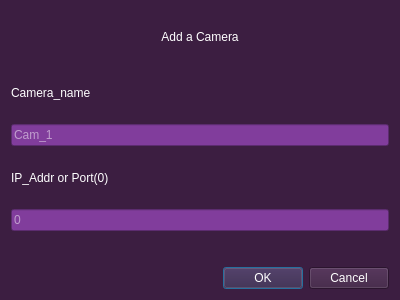
Old version of the form UIs/add_camera_dialog.ui in the repository Sahasvinandith/ObserveAI_main.
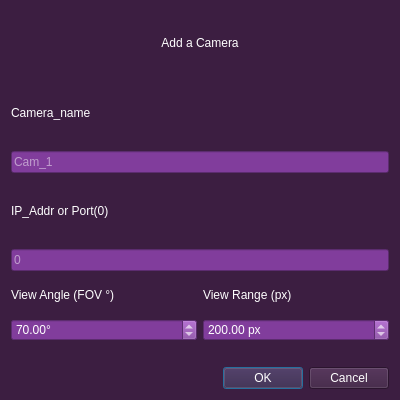
New version of the form.

Commit message: feat: Introduce configurable camera field of view and view range, and enable person identity inheritance from the global tracker. Person identification across cameras works . but still have some problems. need to trouble shoot them also

```diff
--- a/UIs/add_camera_dialog.ui
+++ b/UIs/add_camera_dialog.ui
@@ -7,7 +7,7 @@
     <x>0</x>
     <y>0</y>
     <width>400</width>
-    <height>300</height>
+    <height>400</height>
    </rect>
   </property>
   <property name="windowTitle">
@@ -92,6 +92,76 @@
      </property>
     </widget>
    </item>
+   <item>
+    <layout class="QHBoxLayout" name="fovLayout">
+     <item>
+      <layout class="QVBoxLayout" name="fovInnerLayout">
+       <item>
+        <widget class="QLabel" name="label_fov">
+         <property name="text">
+          <string>View Angle (FOV °)</string>
+         </property>
+        </widget>
+       </item>
+       <item>
+        <widget class="QDoubleSpinBox" name="fov_input">
+         <property name="styleSheet">
+          <string notr="true">background-color: rgb(129, 61, 156);</string>
+         </property>
+         <property name="minimum">
+          <double>10.000000000000000</double>
+         </property>
+         <property name="maximum">
+          <double>180.000000000000000</double>
+         </property>
+         <property name="singleStep">
+          <double>5.000000000000000</double>
+         </property>
+         <property name="value">
+          <double>70.000000000000000</double>
+         </property>
+         <property name="suffix">
+          <string>°</string>
+         </property>
+        </widget>
+       </item>
+      </layout>
+     </item>
+     <item>
+      <layout class="QVBoxLayout" name="rangeInnerLayout">
+       <item>
+        <widget class="QLabel" name="label_range">
+         <property name="text">
+          <string>View Range (px)</string>
+         </property>
+        </widget>
+       </item>
+       <item>
+        <widget class="QDoubleSpinBox" name="view_range_input">
+         <property name="styleSheet">
+          <string notr="true">background-color: rgb(129, 61, 156);</string>
+         </property>
+         <property name="minimum">
+          <double>50.000000000000000</double>
+         </property>
+         <property name="maximum">
+          <double>1000.000000000000000</double>
+         </property>
+         <property name="singleStep">
+          <double>10.000000000000000</double>
+         </property>
+         <property name="value">
+          <double>200.000000000000000</double>
+         </property>
+         <property name="suffix">
+          <string> px</string>
+         </property>
+        </widget>
+       </item>
+      </layout>
+     </item>
+    </layout>
+   </item>
    <item>
     <spacer name="verticalSpacer">
      <property name="orientation">
@@ -103,7 +173,7 @@
      <property name="sizeHint" stdset="0">
       <size>
        <width>20</width>
-       <height>30</height>
+       <height>20</height>
       </size>
      </property>
     </spacer>
```
Left out of the diff: 2 changed lines with no effect on the pictures. The commit also changes 6 other files.
